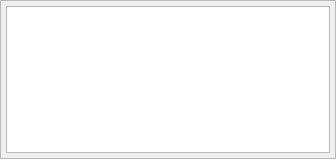
This is libs/libgui/ui/widgets/layerswidget.ui in codacy-open-source-projects-scans/pgmodeler as Qt 5 draws it before an edit. The edited form follows.
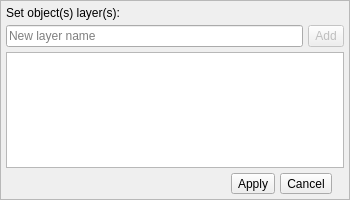
This is the edited form. Icons and pictures are not drawn.

What changed in the file:
```diff
--- a/libs/libgui/ui/widgets/layerswidget.ui
+++ b/libs/libgui/ui/widgets/layerswidget.ui
@@ -1,15 +1,21 @@
 <?xml version="1.0" encoding="UTF-8"?>
 <ui version="4.0">
  <class>LayersWidget</class>
- <widget class="QWidget" name="LayersWidget">
+ <widget class="QDialog" name="LayersWidget">
   <property name="geometry">
    <rect>
     <x>0</x>
     <y>0</y>
-    <width>336</width>
-    <height>159</height>
+    <width>350</width>
+    <height>200</height>
    </rect>
   </property>
+  <property name="minimumSize">
+   <size>
+    <width>350</width>
+    <height>200</height>
+   </size>
+  </property>
   <property name="windowTitle">
    <string>Form</string>
   </property>
@@ -62,7 +68,74 @@
       <property name="spacing">
        <number>5</number>
       </property>
-      <item row="0" column="0" colspan="2">
+      <item row="4" column="4">
+       <widget class="QLabel" name="handle_lbl">
+        <property name="maximumSize">
+         <size>
+          <width>7</width>
+          <height>28</height>
+         </size>
+        </property>
+        <property name="cursor">
+         <cursorShape>SizeAllCursor</cursorShape>
+        </property>
+        <property name="text">
+         <string/>
+        </property>
+        <property name="pixmap">
+         <pixmap>:/quickedit/wgthandle.png</pixmap>
+        </property>
+        <property name="scaledContents">
+         <bool>true</bool>
+        </property>
+       </widget>
+      </item>
+      <item row="4" column="0" colspan="2">
+       <spacer name="horizontalSpacer">
+        <property name="orientation">
+         <enum>Qt::Horizontal</enum>
+        </property>
+        <property name="sizeHint" stdset="0">
+         <size>
+          <width>40</width>
+          <height>20</height>
+         </size>
+        </property>
+       </spacer>
+      </item>
+      <item row="4" column="2">
+       <widget class="QToolButton" name="apply_tb">
+        <property name="enabled">
+         <bool>true</bool>
+        </property>
+        <property name="sizePolicy">
+         <sizepolicy hsizetype="Fixed" vsizetype="Fixed">
+          <horstretch>0</horstretch>
+          <verstretch>0</verstretch>
+         </sizepolicy>
+        </property>
+        <property name="toolTip">
+         <string>Rename</string>
+        </property>
+        <property name="text">
+         <string>Apply</string>
+        </property>
+        <property name="icon">
+         <iconset resource="../../res/resources.qrc">
+          <normaloff>:/icons/icons/confirm.png</normaloff>:/icons/icons/confirm.png</iconset>
+        </property>
+        <property name="iconSize">
+         <size>
+          <width>28</width>
+          <height>28</height>
+         </size>
+        </property>
+        <property name="toolButtonStyle">
+         <enum>Qt::ToolButtonTextBesideIcon</enum>
+        </property>
+       </widget>
+      </item>
+      <item row="3" column="0" colspan="5">
        <widget class="QListWidget" name="layers_lst">
         <property name="alternatingRowColors">
          <bool>true</bool>
@@ -75,6 +148,97 @@
         </property>
        </widget>
       </item>
+      <item row="4" column="3">
+       <widget class="QToolButton" name="cancel_tb">
+        <property name="sizePolicy">
+         <sizepolicy hsizetype="Fixed" vsizetype="Fixed">
+          <horstretch>0</horstretch>
+          <verstretch>0</verstretch>
+         </sizepolicy>
+        </property>
+        <property name="toolTip">
+         <string>Cancel</string>
+        </property>
+        <property name="text">
+         <string>Cancel</string>
+        </property>
+        <property name="icon">
+         <iconset resource="../../res/resources.qrc">
+          <normaloff>:/icons/icons/close1.png</normaloff>:/icons/icons/close1.png</iconset>
+        </property>
+        <property name="iconSize">
+         <size>
+          <width>28</width>
+          <height>28</height>
+         </size>
+        </property>
+        <property name="toolButtonStyle">
+         <enum>Qt::ToolButtonTextBesideIcon</enum>
+        </property>
+       </widget>
+      </item>
+      <item row="1" column="0" colspan="5">
+       <widget class="QLabel" name="label">
+        <property name="text">
+         <string>Set object(s) layer(s):</string>
+        </property>
+       </widget>
+      </item>
+      <item row="2" column="0" colspan="5">
+       <layout class="QHBoxLayout" name="horizontalLayout">
+        <item>
+         <widget class="QLineEdit" name="layer_name_edt">
+          <property name="placeholderText">
+           <string>New layer name</string>
+          </property>
+         </widget>
+        </item>
+        <item>
+         <widget class="QToolButton" name="add_tb">
+          <property name="enabled">
+           <bool>false</bool>
+          </property>
+          <property name="sizePolicy">
+           <sizepolicy hsizetype="Fixed" vsizetype="Preferred">
+            <horstretch>0</horstretch>
+            <verstretch>0</verstretch>
+           </sizepolicy>
+          </property>
+          <property name="minimumSize">
+           <size>
+            <width>0</width>
+            <height>0</height>
+           </size>
+          </property>
+          <property name="toolTip">
+           <string>Add a new layer</string>
+          </property>
+          <property name="text">
+           <string>Add</string>
+          </property>
+          <property name="icon">
+           <iconset resource="../../res/resources.qrc">
+            <normaloff>:/icons/icons/addlayer.png</normaloff>:/icons/icons/addlayer.png</iconset>
+          </property>
+          <property name="iconSize">
+           <size>
+            <width>22</width>
+            <height>22</height>
+           </size>
+          </property>
+          <property name="shortcut">
+           <string>Ins</string>
+          </property>
+          <property name="toolButtonStyle">
+           <enum>Qt::ToolButtonTextBesideIcon</enum>
+          </property>
+          <property name="autoRaise">
+           <bool>false</bool>
+          </property>
+         </widget>
+        </item>
+       </layout>
+      </item>
      </layout>
     </widget>
    </item>
```
Left out of the diff: 8 changed lines with no effect on the pictures.
